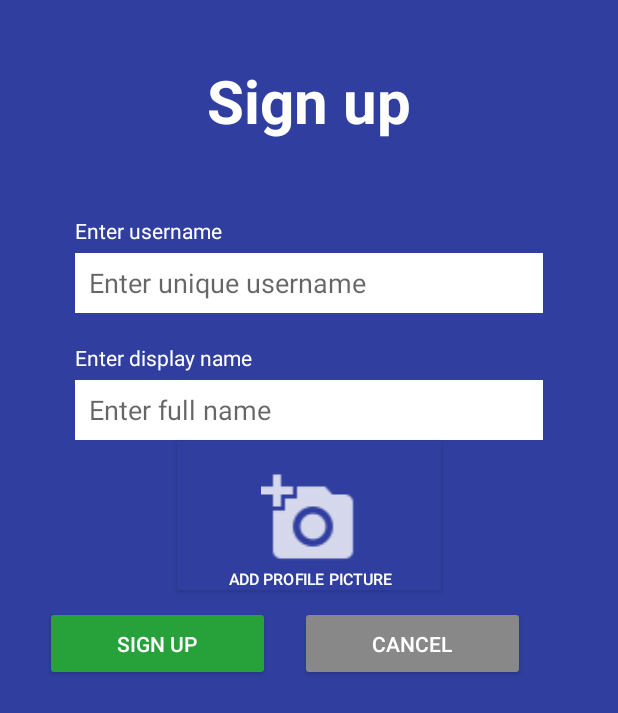
After one commit to CMPUT301F17T29/HabitUp, an Android app: the layout signup.xml on its own in the app's theme, with its tools: preview values and no code run, on a phone screen of 412 x 824 dp. The commit adds this screen. Shown: the top 713 px of the screen. Run offline under Robolectric (Android 15) with nearby library versions, the phone set to English and light mode, and no system bars.

Commit message:
finish signup

```diff
--- a/app/src/main/res/layout/follow_requst_card.xml
+++ b/app/src/main/res/layout/follow_requst_card.xml
@@ -43,7 +43,7 @@
             android:layout_width="wrap_content"
             android:layout_height="wrap_content"
             android:layout_toRightOf="@+id/person_photo"
-            android:text = "display name"
+            android:text = "Nickname"
             android:layout_marginLeft="10dp"
             android:layout_below="@+id/person_name"
             />
--- /dev/null
+++ b/app/src/main/res/layout/signup.xml
@@ -0,0 +1,108 @@
+<?xml version="1.0" encoding="utf-8"?>
+<RelativeLayout xmlns:android="http://schemas.android.com/apk/res/android"
+    android:layout_width="fill_parent"
+    android:layout_height="fill_parent"
+    android:background="@color/colorPrimary"
+    android:orientation="vertical">
+
+
+    <LinearLayout
+        android:orientation="vertical"
+        android:layout_width="match_parent"
+        android:layout_height="wrap_content"
+        android:paddingTop="20dp">
+
+        <TextView
+            android:layout_width="wrap_content"
+            android:layout_height="wrap_content"
+            android:layout_gravity="center_horizontal"
+            android:layout_marginTop="20dp"
+            android:textSize="40dp"
+            android:textStyle="bold"
+            android:textColor="@color/white"
+            android:text="Sign up"/>
+
+        <TextView
+            android:layout_width="wrap_content"
+            android:layout_height="wrap_content"
+            android:layout_marginLeft="50dp"
+            android:layout_marginTop="50dp"
+            android:text="Enter username"
+            android:textColor="@color/white"/>
+
+        <EditText
+            android:id="@+id/signup_username"
+            android:layout_width="fill_parent"
+            android:layout_height="40dp"
+            android:scrollbars="horizontal"
+            android:inputType="text"
+            android:layout_marginLeft="50dp"
+            android:layout_marginTop="5dp"
+            android:layout_marginRight="50dp"
+            android:hint="  Enter unique username"
+            android:background="@color/white"/>
+
+        <TextView
+            android:layout_width="wrap_content"
+            android:layout_height="wrap_content"
+            android:layout_marginLeft="50dp"
+            android:layout_marginTop="20dp"
+            android:text="Enter display name"
+            android:textColor="@color/white"/>
+
+        <EditText
+            android:id="@+id/signup_displayname"
+            android:layout_width="fill_parent"
+            android:layout_height="40dp"
+            android:scrollbars="horizontal"
+            android:inputType="text"
+            android:layout_marginLeft="50dp"
+            android:layout_marginTop="5dp"
+            android:layout_marginRight="50dp"
+            android:hint="  Enter full name"
+            android:background="@color/white"/>
+
+
+        <Button
+            android:id="@+id/add_profile_button"
+            android:layout_width="wrap_content"
+            android:layout_height="wrap_content"
+            android:layout_gravity="center_horizontal"
+            android:layout_marginTop="25dp"
+            android:background="@color/colorPrimary"
+            android:drawableTop="@drawable/ic_add_photo"
+            android:scaleX="2"
+            android:scaleY="2"
+            android:textColor="#FFFFFF"
+            android:textSize="5sp"
+            android:paddingTop="10sp"
+            android:text="ADD PROFILE PICTURE"/>
+
+        <LinearLayout
+        android:orientation="horizontal"
+        android:layout_width="match_parent"
+        android:layout_height="wrap_content"
+        >
+            <Button
+                android:id="@+id/link_signup"
+                android:layout_width="150dp"
+                android:layout_height="50dp"
+                android:text="SIGN UP"
+                android:textColor="@color/white"
+                android:backgroundTint="@color/green"
+                android:layout_marginLeft="30dp"
+                android:layout_marginTop="35dp" />
+
+            <Button
+                android:id="@+id/lin_signup"
+                android:layout_width="150dp"
+                android:layout_height="50dp"
+                android:text="cancel"
+                android:textColor="@color/white"
+                android:backgroundTint="@color/lightgray"
+                android:layout_marginLeft="20dp"
+                android:layout_marginTop="35dp" />
+        </LinearLayout>
+
+    </LinearLayout>
+</RelativeLayout>
```
Also changed, not shown: app/src/main/AndroidManifest.xml (+9 -0 lines), app/src/main/java/com/example/habitup/View/SignUpActivity.java (+15 -1 lines), app/src/main/res/layout/login.xml (added, +69 -0 lines), app/src/main/res/drawable-hdpi/ic_add_photo.png (added).
